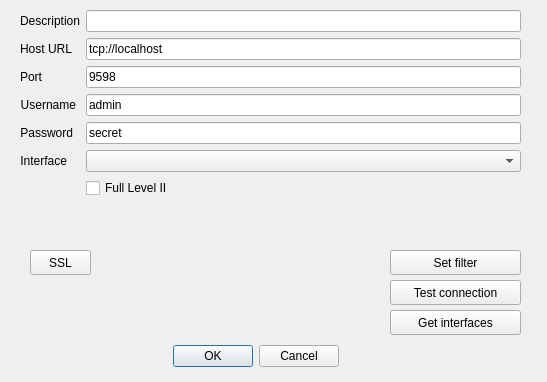
This is src/cdlgconnsettingstcpip.ui in grodansparadis/vscp-works-qt as Qt 5 draws it before an edit. The edited form follows.
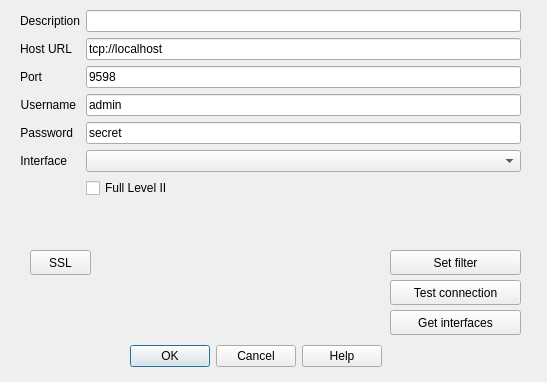
This is the edited form.

Commit message: Added TLS dialog

```diff
--- a/src/cdlgconnsettingstcpip.ui
+++ b/src/cdlgconnsettingstcpip.ui
@@ -32,7 +32,7 @@
     <enum>Qt::Horizontal</enum>
    </property>
    <property name="standardButtons">
-    <set>QDialogButtonBox::Cancel|QDialogButtonBox::Ok</set>
+    <set>QDialogButtonBox::Cancel|QDialogButtonBox::Help|QDialogButtonBox::Ok</set>
    </property>
    <property name="centerButtons">
     <bool>true</bool>
```
Left out of the diff: 22 changed lines with no effect on the pictures. The commit also changes 9 other files.
